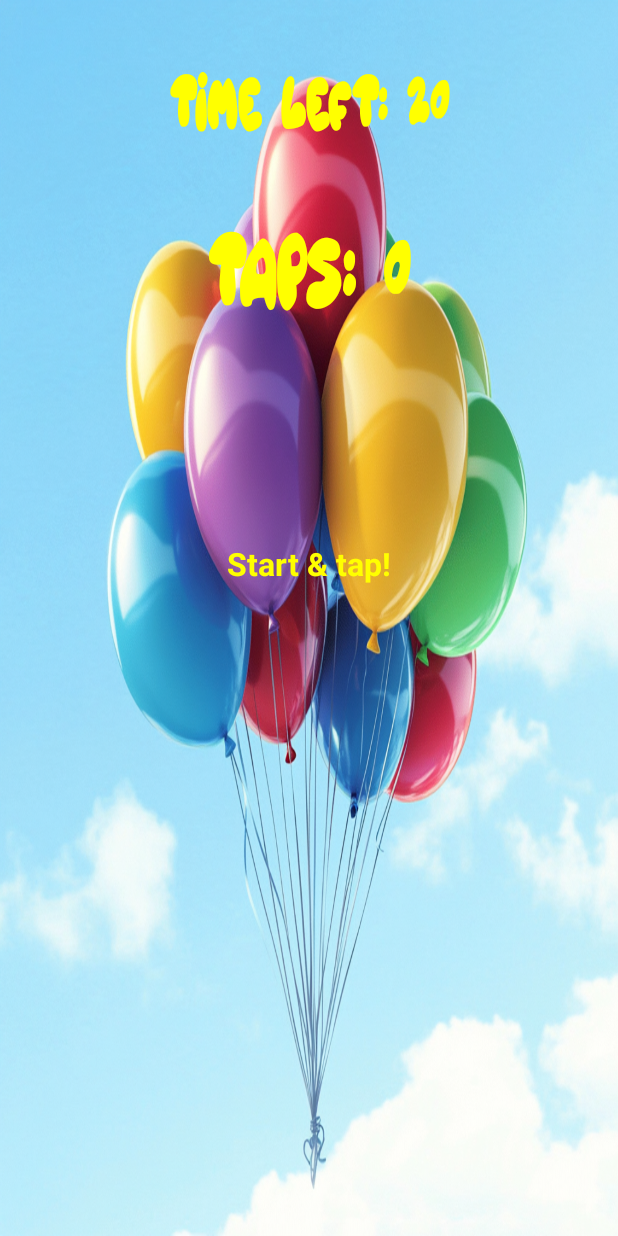
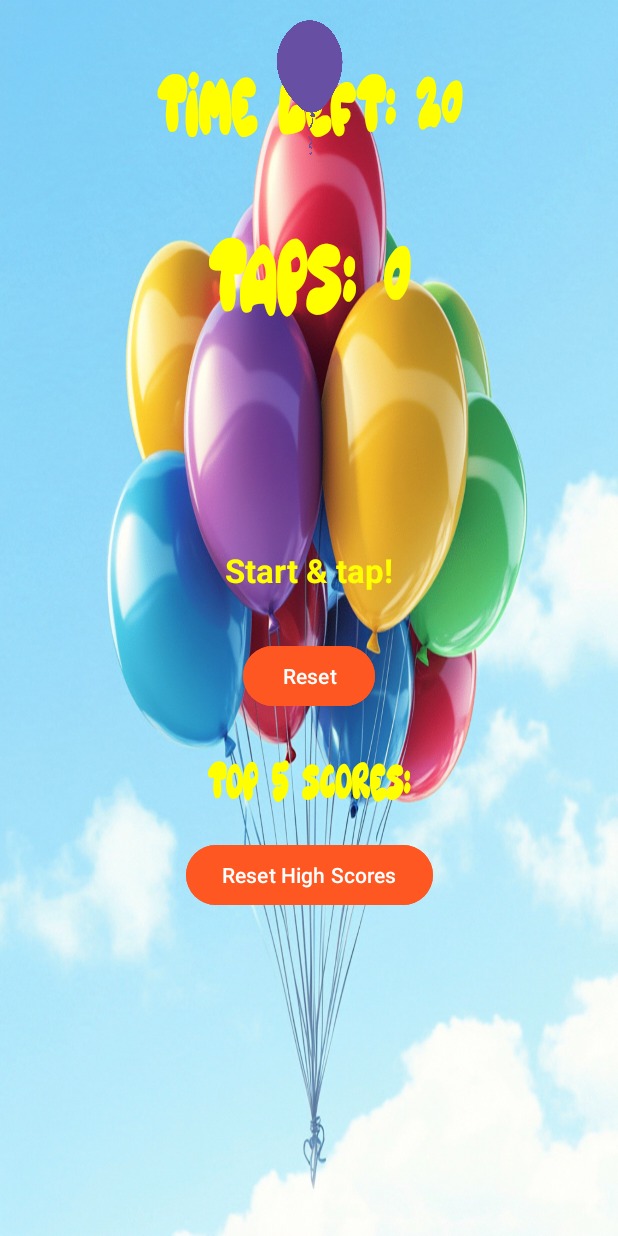
Before and after one commit to rabbitrunout/TapCounter2025, an Android app: the screen it shows after launch (MainActivity), on a phone screen of 412 x 824 dp. Run offline under Robolectric (Android 15) with nearby library versions, the phone set to English and light mode, and no system bars.

Commit message:
Interface Complete

```diff
--- a/app/src/main/res/layout/activity_main.xml
+++ b/app/src/main/res/layout/activity_main.xml
@@ -1,14 +1,16 @@
 <?xml version="1.0" encoding="utf-8"?>
-<androidx.constraintlayout.widget.ConstraintLayout xmlns:android="http://schemas.android.com/apk/res/android"
+<androidx.constraintlayout.widget.ConstraintLayout
+    xmlns:android="http://schemas.android.com/apk/res/android"
     xmlns:app="http://schemas.android.com/apk/res-auto"
     xmlns:tools="http://schemas.android.com/tools"
     android:id="@+id/main"
     android:layout_width="match_parent"
     android:layout_height="match_parent"
     android:background="@drawable/baloons"
+    android:paddingTop="24dp"
     tools:context=".MainActivity">
 
-<!--First text-->
+    <!-- First text -->
     <TextView
         android:id="@+id/timerText"
         android:layout_width="wrap_content"
@@ -16,18 +18,15 @@
         android:text="@string/time_left_20"
         android:textColor="@color/yellow"
         android:textStyle="bold"
-        android:textSize="20sp"
+        android:textSize="22sp"
         android:fontFamily="@font/balloonish"
         android:padding="16dp"
         android:layout_marginTop="32dp"
         app:layout_constraintEnd_toEndOf="parent"
         app:layout_constraintStart_toStartOf="parent"
-        app:layout_constraintTop_toTopOf="parent"
-        app:layout_constraintTop_toBottomOf="@id/timerText"
-        />/>
+        app:layout_constraintTop_toTopOf="parent" />
 
-
-<!--Second text-->
+    <!-- Second text -->
     <TextView
         android:id="@+id/countText"
         android:layout_width="wrap_content"
@@ -41,18 +40,17 @@
         android:layout_marginTop="32dp"
         app:layout_constraintEnd_toEndOf="parent"
         app:layout_constraintStart_toStartOf="parent"
-        app:layout_constraintTop_toBottomOf="@id/timerText"
-        />
+        app:layout_constraintTop_toBottomOf="@id/timerText" />
 
-<!--Third text-->
+    <!--  text -->
     <TextView
-        android:id="@+id/countView"
+        android:id="@+id/textView"
         android:layout_width="wrap_content"
         android:layout_height="wrap_content"
         android:text="@string/start_amp_tap"
         android:textColor="@color/yellow"
         android:textStyle="bold"
-        android:textSize="21sp"
+        android:textSize="22sp"
         android:padding="16dp"
         android:layout_marginTop="120dp"
         app:layout_constraintEnd_toEndOf="parent"
@@ -60,4 +58,55 @@
         app:layout_constraintTop_toBottomOf="@id/countText"
         app:layout_constraintHorizontal_bias="0.5" />
 
+
+        <Button
+            android:id="@+id/resetButton"
+            android:layout_width="wrap_content"
+            android:layout_height="wrap_content"
+            android:layout_marginTop="16dp"
+            android:backgroundTint="#FF5722"
+            android:text="@string/reset"
+            app:layout_constraintStart_toStartOf="parent"
+            app:layout_constraintEnd_toEndOf="parent"
+            app:layout_constraintTop_toBottomOf="@id/textView"/>
+
+    <TextView
+        android:id="@+id/topScoresText"
+        android:layout_width="wrap_content"
+        android:layout_height="wrap_content"
+        android:fontFamily="@font/balloonish"
+        android:text="@string/top_5_scores"
+        android:textColor="@color/yellow"
+        android:textStyle="bold"
+        android:textSize="14sp"
+        android:padding="16dp"
+        android:layout_marginTop="16dp"
+        app:layout_constraintEnd_toEndOf="parent"
+        app:layout_constraintStart_toStartOf="parent"
+        app:layout_constraintTop_toBottomOf="@id/resetButton"
+        app:layout_constraintHorizontal_bias="0.5"/>
+
+
+    <Button
+        android:id="@+id/resetHighScoresButton"
+        android:layout_width="wrap_content"
+        android:layout_height="wrap_content"
+        android:layout_marginTop="8dp"
+        android:backgroundTint="#FF5722"
+        android:text="@string/reset_high_scores"
+        app:layout_constraintStart_toStartOf="parent"
+        app:layout_constraintEnd_toEndOf="parent"
+        app:layout_constraintTop_toBottomOf="@id/topScoresText"/>
+
+    <Button
+        android:id="@+id/tapButton"
+        android:layout_width="60dp"
+        android:layout_height="100dp"
+        android:layout_marginTop="8dp"
+        android:background="@drawable/baloon_button"
+        android:contentDescription="@string/tap_button"
+        app:layout_constraintStart_toStartOf="parent"
+        app:layout_constraintEnd_toEndOf="parent"
+        app:layout_constraintTop_toTopOf="parent"/>
+
 </androidx.constraintlayout.widget.ConstraintLayout>
```
